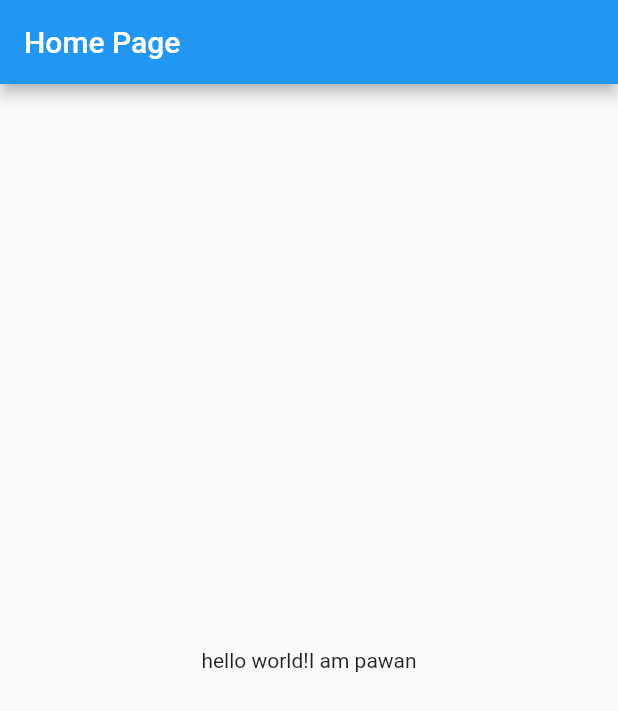
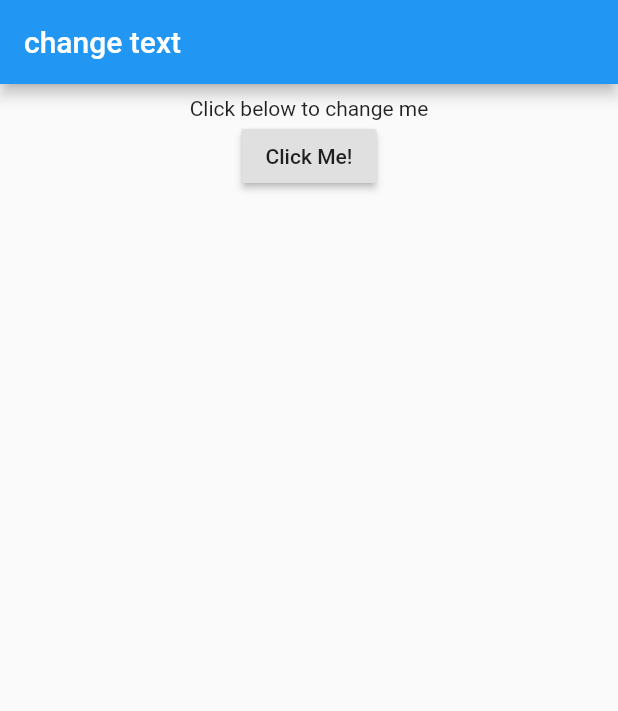
Before and after one commit to PK-PawanKumar/flutter_project, a Flutter app: the screen it shows after launch, on a phone screen of 412 x 824 dp. Shown: the top 711 px of the screen. Run offline on Flutter 3.47's test engine with Material 2 defaults, Android fonts, the phone set to English and light mode, and no system bars.

Commit message:
Chapter-2 end

```diff
--- a/lib/main.dart
+++ b/lib/main.dart
@@ -4,19 +4,75 @@ void main() {
   runApp(MyApp());
 }
 
+// ignore: use_key_in_widget_constructors
 class MyApp extends StatelessWidget {
   @override
   Widget build(BuildContext context) {
     return MaterialApp(
       title: "My First App",
-      home: Scaffold(
-        appBar: AppBar(
-          title: const Text("Home Page"),
-        ),
-        body: const Center(
-          child: Text("hello world!I am pawan"),
+      home: HomePage(),
+    );
+  }
+}
+
+// ignore: use_key_in_widget_constructors
+class HomePage extends StatefulWidget {
+  @override
+  State<HomePage> createState() => _HomePageState();
+}
+
+class _HomePageState extends State<HomePage> {
+  String _changetext = "Click below to change me";
+
+  void changetext() {
+    setState(() {
+      if (_changetext == "Click below to change me") {
+        _changetext = "hello! i m changed!";
+      } else {
+        _changetext = "Click below to change me";
+      }
+    });
+  }
+
+  @override
+  Widget _bodyWidget() {
+    return Container(
+      child: Padding(
+        padding: const EdgeInsets.all(8.0),
+        child: Center(
+          child: Column(
+            children: [
+              Text(_changetext),
+              // ignore: deprecated_member_use
+              RaisedButton(
+                child: const Text("Click Me!"),
+                // onPressed: () {
+                //   if (_changetext == "Click below to change me") {
+                //     setState(() {
+                //       _changetext = "hello! i m changed!";
+                //     });
+                //   } else
+                //   if (_changetext == "hello! i m changed!"){
+                //    setState(() {
+                //       _changetext = "Click below to change me";
+                //    });
+                //   }
+                // }
+                onPressed: changetext,
+              )
+            ],
+          ),
         ),
       ),
     );
   }
+
+  @override
+  Widget build(BuildContext context) {
+    return Scaffold(
+        appBar: AppBar(
+          title: const Text("change text"),
+        ),
+        body: Center(child: _bodyWidget()));
+  }
 }
```
Also changed, not shown: 1 other file.
